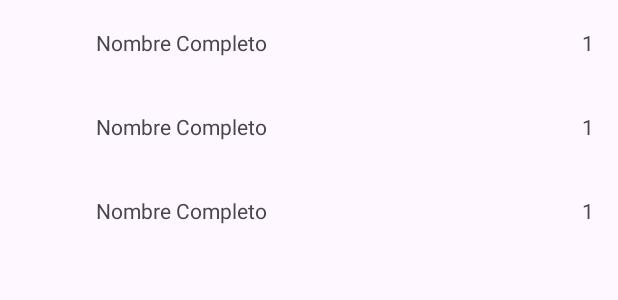
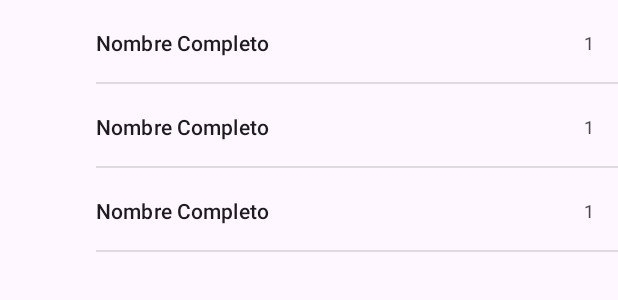
Before and after one commit to ChristianCursoIOS/UsersSharedPreference, an Android app: the layout activity_main.xml on its own in the app's theme, with its tools: preview values and no code run, on a phone screen of 412 x 824 dp. Shown: the top 300 px of the screen. Run offline under Robolectric (Android 15) with nearby library versions, the phone set to English and light mode, and no system bars.

```diff
--- a/app/src/main/java/com/appscloud/userssharedpreference/Usuario.kt
+++ b/app/src/main/java/com/appscloud/userssharedpreference/Usuario.kt
@@ -1,8 +1,10 @@
 package com.appscloud.userssharedpreference
 
-//la palabra reservada data convierte nuestra clase en una clase que esta especializada en un modelo de datos para kotlin
+//la palabra reservada data convierte nuestra clase en una clase que esta especializada en un
+// modelo de datos para kotlin
 data class Usuario(val id: Long, var name: String, var lastName: String, var url: String) {
 
-    fun getFullName(): String = "$name $lastName" // devuelve un dato de tipo string
+    fun getFullName(): String = "$name $lastName" // devuelve un dato de tipo string el nombre
+// y el primer apellido
 
 }
--- a/app/src/main/res/layout/item_user.xml
+++ b/app/src/main/res/layout/item_user.xml
@@ -4,9 +4,9 @@
     xmlns:tools="http://schemas.android.com/tools"
     android:layout_width="match_parent"
     android:layout_height="@dimen/card_height"
+    android:background="?attr/selectableItemBackground"
     android:clickable="true"
-    android:focusable="true"
-    android:background="?attr/selectableItemBackground">
+    android:focusable="true">
 
     <ImageView
         android:id="@+id/img_photo"
@@ -23,6 +23,7 @@
         android:layout_width="wrap_content"
         android:layout_height="wrap_content"
         android:layout_marginEnd="@dimen/common_padding_default"
+        android:textAppearance="?attr/textAppearanceCaption"
         app:layout_constraintBottom_toBottomOf="parent"
         app:layout_constraintEnd_toEndOf="parent"
         app:layout_constraintTop_toTopOf="parent"
@@ -33,13 +34,20 @@
         android:layout_width="0dp"
         android:layout_height="wrap_content"
         android:layout_margin="@dimen/common_padding_default"
+        android:textAppearance="?attr/textAppearanceSubtitle2"
         app:layout_constraintBottom_toBottomOf="parent"
         app:layout_constraintEnd_toStartOf="@+id/tv_order"
         app:layout_constraintStart_toEndOf="@id/img_photo"
         app:layout_constraintTop_toTopOf="parent"
-        tools:text="Nombre Completo"
+        tools:text="Nombre Completo" />
 
-        />
+    <View
+        android:layout_width="0dp"
+        android:layout_height="1dp"
+        android:background="@color/color_divider"
+        app:layout_constraintStart_toStartOf="@id/tv_name"
+        app:layout_constraintEnd_toEndOf="parent"
+        app:layout_constraintBottom_toBottomOf="parent"/>
 
 
 </androidx.constraintlayout.widget.ConstraintLayout>
--- a/app/src/main/res/values/colors.xml
+++ b/app/src/main/res/values/colors.xml
@@ -2,4 +2,5 @@
 <resources>
     <color name="black">#FF000000</color>
     <color name="white">#FFFFFFFF</color>
+    <color name="color_divider">#1F000000</color>
 </resources>
--- /dev/null
+++ b/app/src/main/res/values/integers.xml
@@ -0,0 +1,4 @@
+<?xml version="1.0" encoding="utf-8"?>
+<resources>
+    <integer name="max_length_username">20</integer>
+</resources>
--- a/app/src/main/res/values/strings.xml
+++ b/app/src/main/res/values/strings.xml
@@ -1,4 +1,9 @@
 <resources>
     <string name="app_name">Users SharedPreference</string>
     <string name="description_user_photo">Imagen del usuario</string>
+    <string name="sp_first_time">first_time</string>
+    <string name="dialog_title">Registro de usuario</string>
+    <string name="dialog_confirm">Registrar</string>
+    <string name="helper_username">Obligatorio</string>
+    <string name="hint_username">nombre de usuario</string>
 </resources>
```
Also changed, not shown: app/src/main/java/com/appscloud/userssharedpreference/MainActivity.kt (+56 -8 lines), app/src/main/java/com/appscloud/userssharedpreference/OnClickListener.kt (added, +7 -0 lines), app/src/main/java/com/appscloud/userssharedpreference/UserAdapter.kt (+9 -3 lines), app/src/main/res/layout/dialog_register.xml (added, +28 -0 lines).
